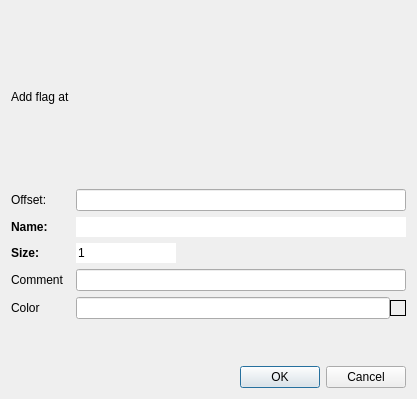
Old version of the form src/dialogs/FlagDialog.ui in the repository radareorg/iaito.
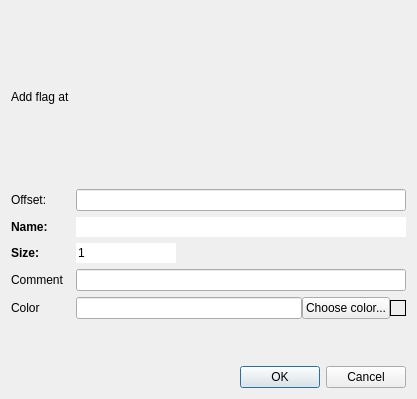
New version of the form.

Commit message: Add flag shortcuts, selection sizes and colors

```diff
--- a/src/dialogs/FlagDialog.ui
+++ b/src/dialogs/FlagDialog.ui
@@ -107,6 +107,13 @@
        <item>
         <widget class="QLineEdit" name="colorEdit"/>
        </item>
+       <item>
+        <widget class="QPushButton" name="colorButton">
+         <property name="text">
+          <string>Choose color...</string>
+         </property>
+        </widget>
+       </item>
        <item>
         <widget class="QFrame" name="colorPreview">
          <property name="minimumSize">
```
The commit also changes 11 other files.
